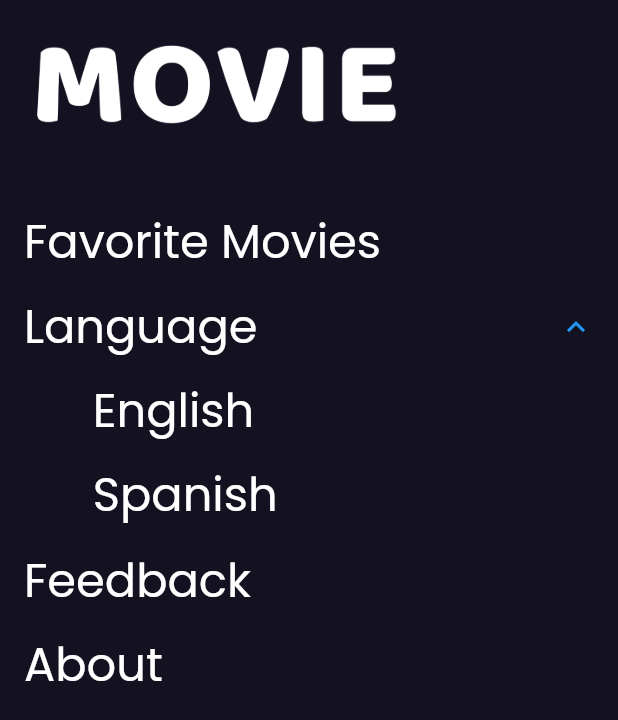
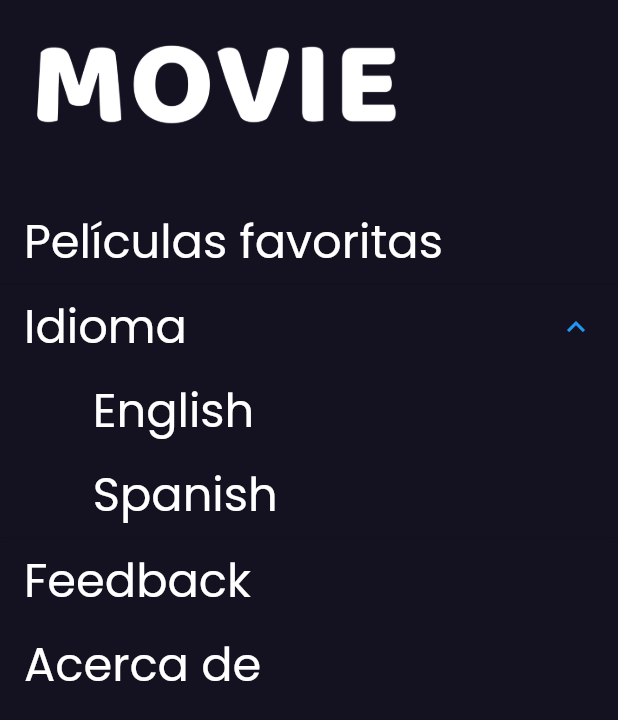
Before and after one commit to abritopach/flutter-movies-app, a Flutter app: the NavigationDrawer widget shown alone on an empty page, opened directly, after a tap on "Language", on a phone screen of 412 x 824 dp. Shown: the top 720 px of the screen. Run offline on Flutter 3.47's test engine with Material 2 defaults, Android fonts, the phone set to English and light mode, and no system bars; our stand-ins replace bloc, cached_network_image, dartz, equatable, flutter_bloc, flutter_svg and 2 more; missing offline and left inert: pedantic; network calls fail.

Commit message:
⚡ Updated movie app

```diff
--- a/lib/presentation/journeys/drawer/navigation_drawer.widget.dart
+++ b/lib/presentation/journeys/drawer/navigation_drawer.widget.dart
@@ -1,7 +1,9 @@
 import 'package:flutter/material.dart';
+import 'package:flutter_bloc/flutter_bloc.dart';
 import 'package:movies_app/common/constants/languages.constants.dart';
 import 'package:movies_app/common/constants/size.constants.dart';
 import 'package:movies_app/common/constants/translation.constants.dart';
+import 'package:movies_app/presentation/blocs/language/bloc/language_bloc.dart';
 import 'package:movies_app/presentation/journeys/drawer/navigation_expanded_list_item.widget.dart';
 import 'package:movies_app/presentation/journeys/drawer/navigation_list_item.widget.dart';
 import 'package:movies_app/presentation/movie.app.localizations.dart';
@@ -18,7 +20,6 @@ class NavigationDrawer extends StatelessWidget {
   Widget build(BuildContext context) {
     // Return a Container with a fixed width of 300 and the primaryColor with 0.7 opacity.
     return Container(
-      width: Sizes.dimen_300.w,
       decoration: BoxDecoration(
         boxShadow: [
           BoxShadow(
@@ -27,6 +28,7 @@ class NavigationDrawer extends StatelessWidget {
           ),
         ],
       ),
+      width: Sizes.dimen_300.w,
       // Use SafeArea to have logical space from the top.
       child: SafeArea(
         // For all the items in the vertical direction, use Column.
@@ -55,9 +57,14 @@ class NavigationDrawer extends StatelessWidget {
             ),
             NavigationExpandedListItem(
               title: TranslationConstants.language.t(context),
-              //1
               children: Languages.languages.map((e) => e.value).toList(),
-              onPressed: (index) {},
+              onPressed: (index) {
+                BlocProvider.of<LanguageBloc>(context).add(
+                  ToggleLanguageEvent(
+                    Languages.languages[index],
+                  ),
+                );
+              },
             ),
             // Similarly add Feedback and About list item as well.
             NavigationListItem(
--- a/lib/presentation/journeys/drawer/navigation_expanded_list_item.widget.dart
+++ b/lib/presentation/journeys/drawer/navigation_expanded_list_item.widget.dart
@@ -19,7 +19,7 @@ class NavigationExpandedListItem extends StatelessWidget {
       decoration: BoxDecoration(
         boxShadow: [
           BoxShadow(
-            color: Theme.of(context).primaryColor,
+            color: Theme.of(context).primaryColor.withOpacity(0.7),
             blurRadius: 2,
           ),
         ],
@@ -36,7 +36,7 @@ class NavigationExpandedListItem extends StatelessWidget {
           for (int i = 0; i < children.length; i++)
             NavigationSubListItem(
               title: children[i],
-              onPressed: () {},
+              onPressed: () => onPressed(i),
             ),
         ],
       ),
--- a/lib/presentation/journeys/drawer/navigation_list_item.widget.dart
+++ b/lib/presentation/journeys/drawer/navigation_list_item.widget.dart
@@ -26,7 +26,7 @@ class NavigationListItem extends StatelessWidget {
         decoration: BoxDecoration(
           boxShadow: [
             BoxShadow(
-              color: Theme.of(context).primaryColor,
+              color: Theme.of(context).primaryColor.withOpacity(0.7),
               blurRadius: 2,
             ),
           ],
@@ -58,7 +58,7 @@ class NavigationSubListItem extends StatelessWidget {
         decoration: BoxDecoration(
           boxShadow: [
             BoxShadow(
-              color: Theme.of(context).primaryColor,
+              color: Theme.of(context).primaryColor.withOpacity(0.7),
               blurRadius: 2,
             ),
           ],
--- a/lib/presentation/movie.app.dart
+++ b/lib/presentation/movie.app.dart
@@ -1,22 +1,55 @@
 import 'package:flutter/material.dart';
+import 'package:flutter_bloc/flutter_bloc.dart';
 import 'package:flutter_localizations/flutter_localizations.dart';
 import 'package:movies_app/common/constants/languages.constants.dart';
 import 'package:movies_app/common/screenutil/screenutil.dart';
+import 'package:movies_app/di/get_it.dart';
+import 'package:movies_app/presentation/blocs/language/bloc/language_bloc.dart';
 import 'package:movies_app/presentation/journeys/home/home.screen.dart';
 import 'package:movies_app/presentation/movie.app.localizations.dart';
 import 'package:movies_app/presentation/themes/app_color.dart';
 import 'package:movies_app/presentation/themes/theme_text.dart';
 
-class MovieApp extends StatelessWidget {
+class MovieApp extends StatefulWidget {
+  @override
+  _MovieAppState createState() => _MovieAppState();
+}
+
+class _MovieAppState extends State<MovieApp> {
+
+  late LanguageBloc _languageBloc;
+
+  @override
+  void initState() {
+    super.initState();
+    _languageBloc = getItInstance<LanguageBloc>();
+  }
+
+  @override
+  void dispose() {
+    //  Close the Bloc in the dispose method.
+    _languageBloc.close();
+    super.dispose();
+  }
 
   @override
   Widget build(BuildContext context) {
 
     ScreenUtil.init();
+    // Use BlocProvider to provide the app with LanguageBloc.
+    return BlocProvider<LanguageBloc>.value(
+      value: _languageBloc,
+      // Use BlocBuilder to read the LanguageBloc down the tree.
+      child: BlocBuilder<LanguageBloc, LanguageState>(
+        builder: (context, state) {
+          // Instead of taking locale from one of the languages, take it from the state now. When the state changes,
+          // the locale will also change and will update all the strings in the application.
+          if (state is LanguageLoaded) {
 
             return MaterialApp(
               supportedLocales: Languages.languages.map((e) => Locale(e.code)).toList(),
-      locale: Locale(Languages.languages[0].code),
+              // When the state is not LanguageLoaded, you can return a SizedBox.
+              locale: state.locale,
               localizationsDelegates: [
                 AppLocalizations.delegate,
                 GlobalMaterialLocalizations.delegate,
@@ -30,6 +63,10 @@ class MovieApp extends StatelessWidget {
               theme: ThemeData(
                 primaryColor: AppColor.vulcan,
                 accentColor: AppColor.royalBlue,
+                // We have to give a color to unselectedWidgetColor in ThemeData because ExpansionTile uses this color
+                // when in a collapsed state. Without this, we are unable to see the collapsed arrow on the right
+                // side of the Language tile.
+                unselectedWidgetColor: AppColor.royalBlue,
                 scaffoldBackgroundColor: AppColor.vulcan,
                 visualDensity: VisualDensity.adaptivePlatformDensity,
                 textTheme: ThemeText.getTextTheme(),
@@ -38,4 +75,9 @@ class MovieApp extends StatelessWidget {
               home: HomeScreen(),
             );
           }
+          return const SizedBox.shrink();
+        },
+      ),
+    );
   }
+}
```
Lines whose indentation alone changed are shown as unchanged.
